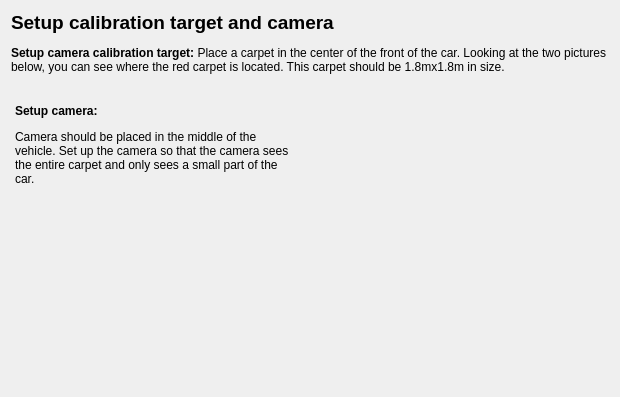
This is src/camera_model/camera_wizard/instruction_page/instruction_page.ui in vietanhdev/open-adas as Qt 5 draws it before an edit. The edited form follows.
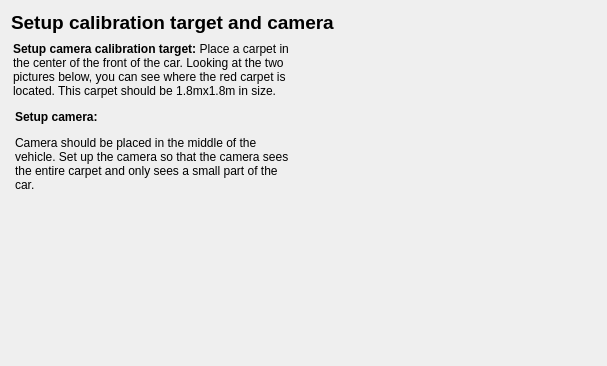
This is the edited form. Icons and pictures are not drawn.

What changed in the file:
```diff
--- a/src/camera_model/camera_wizard/instruction_page/instruction_page.ui
+++ b/src/camera_model/camera_wizard/instruction_page/instruction_page.ui
@@ -9,8 +9,8 @@
    <rect>
     <x>0</x>
     <y>0</y>
-    <width>620</width>
-    <height>397</height>
+    <width>607</width>
+    <height>366</height>
    </rect>
   </property>
   <property name="minimumSize">
@@ -35,6 +35,27 @@
    <item row="0" column="0">
     <layout class="QVBoxLayout" name="verticalLayout">
      <item>
+      <widget class="QLabel" name="label_5">
+       <property name="text">
+        <string>&lt;html&gt;&lt;head/&gt;&lt;body&gt;&lt;p&gt;&lt;span style=&quot; font-size:14pt; font-weight:600;&quot;&gt;Setup calibration target and camera&lt;/span&gt;&lt;/p&gt;&lt;/body&gt;&lt;/html&gt;</string>
+       </property>
+      </widget>
+     </item>
+     <item>
+      <layout class="QHBoxLayout" name="horizontalLayout_2">
+       <property name="leftMargin">
+        <number>2</number>
+       </property>
+       <property name="topMargin">
+        <number>2</number>
+       </property>
+       <property name="rightMargin">
+        <number>2</number>
+       </property>
+       <property name="bottomMargin">
+        <number>2</number>
+       </property>
+       <item>
       <widget class="QLabel" name="label_2">
        <property name="sizePolicy">
         <sizepolicy hsizetype="Preferred" vsizetype="Preferred">
@@ -49,7 +70,10 @@
         </size>
        </property>
        <property name="text">
-        <string>&lt;html&gt;&lt;head/&gt;&lt;body&gt;&lt;p&gt;&lt;span style=&quot; font-size:14pt; font-weight:600;&quot;&gt;Setup calibration target and camera&lt;/span&gt;&lt;/p&gt;&lt;p&gt;&lt;span style=&quot; font-weight:600;&quot;&gt;Setup camera calibration target: &lt;/span&gt;Place a carpet in the center of the front of the car. Looking at the two pictures below, you can see where the red carpet is located. This carpet should be 1.8mx1.8m in size.&lt;/p&gt;&lt;/body&gt;&lt;/html&gt;</string>
+          <string>&lt;html&gt;&lt;head/&gt;&lt;body&gt;&lt;p&gt;&lt;span style=&quot; font-weight:600;&quot;&gt;Setup camera calibration target: &lt;/span&gt;Place a carpet in the center of the front of the car. Looking at the two pictures below, you can see where the red carpet is located. This carpet should be 1.8mx1.8m in size.&lt;/p&gt;&lt;/body&gt;&lt;/html&gt;</string>
+         </property>
+         <property name="alignment">
+          <set>Qt::AlignLeading|Qt::AlignLeft|Qt::AlignTop</set>
        </property>
        <property name="wordWrap">
         <bool>true</bool>
@@ -60,8 +84,8 @@
       <widget class="QLabel" name="label">
        <property name="maximumSize">
         <size>
-         <width>800</width>
-         <height>200</height>
+           <width>500</width>
+           <height>150</height>
         </size>
        </property>
        <property name="styleSheet">
@@ -89,6 +113,8 @@
        </property>
       </widget>
      </item>
+      </layout>
+     </item>
      <item>
       <layout class="QHBoxLayout" name="horizontalLayout">
        <property name="leftMargin">
@@ -126,8 +152,8 @@
         <widget class="QLabel" name="label_3">
          <property name="maximumSize">
           <size>
-           <width>224</width>
-           <height>150</height>
+           <width>267</width>
+           <height>144</height>
           </size>
          </property>
          <property name="styleSheet">
```
Lines whose indentation alone changed are shown as unchanged.
